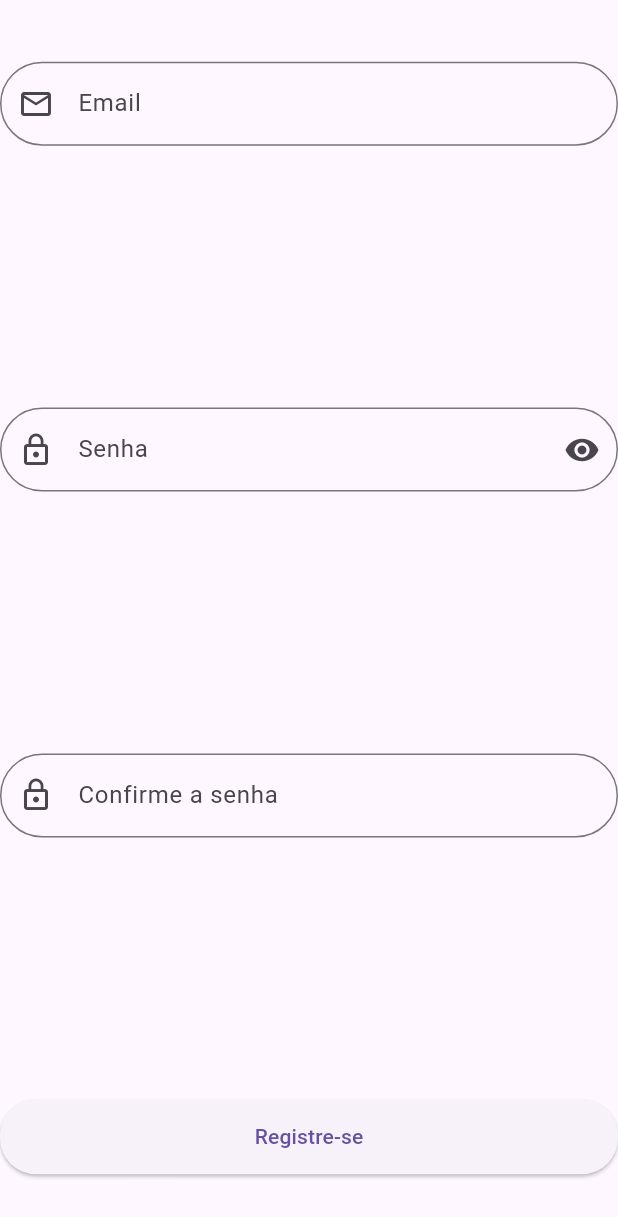
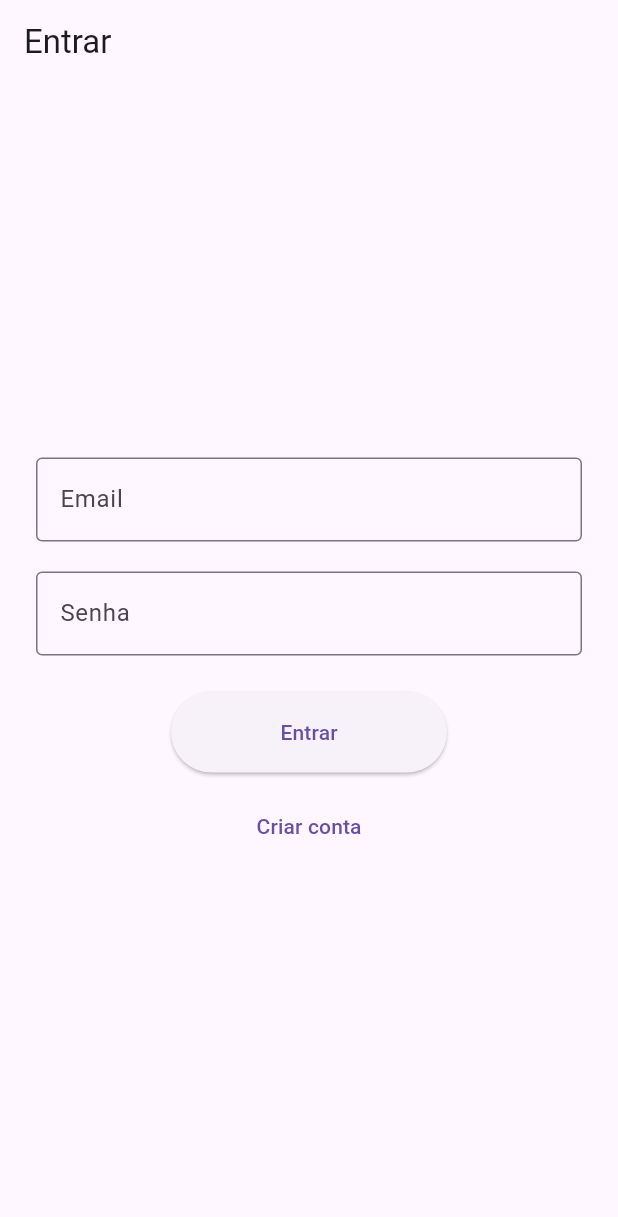
Before and after one commit to 07thiagoramos-ai/TG_e_JP, a Flutter app: the LoginForm screen opened directly, on a phone screen of 412 x 824 dp. Shown: the top 1217 px of the screen. Run offline on Flutter 3.47's test engine with Material 3 defaults, Android fonts, the phone set to English and light mode, and no system bars; our stand-ins replace cloud_firestore, firebase_auth, firebase_core; accounts and stored records are empty.

Commit message:
Criação do login

```diff
--- a/lib/loginForm.dart
+++ b/lib/loginForm.dart
@@ -1,6 +1,7 @@
 import 'package:flutter/material.dart';
+import 'package:tg_e_jp/authentication.dart';
+import 'package:tg_e_jp/cadastroForm.dart';
 import 'package:tg_e_jp/telaInicial.dart';
-import 'authentication.dart';
 
 class LoginForm extends StatefulWidget {
   const LoginForm({super.key});
@@ -14,133 +15,111 @@ class _LoginFormState extends State<LoginForm> {
 
   String? email;
   String? senha;
-  String? nome;
-  bool _esconderSemha = false;
-  bool aceito = false;
 
-  final pass = TextEditingController();
+  bool _carregando = false;
+
+  Future<void> _entrar() async {
+    if (!_chaveFormulario.currentState!.validate()) return;
+    _chaveFormulario.currentState!.save();
+
+    setState(() => _carregando = true);
+
+    final resultado = await Authentication().signIn(
+      email: email!,
+      senha: senha!,
+    );
+
+    if (!mounted) return;
+
+    setState(() => _carregando = false);
+
+    if (resultado != null) {
+      ScaffoldMessenger.of(context).showSnackBar(
+        SnackBar(content: Text(Authentication().traduzirRetorno(resultado))),
+      );
+      return;
+    }
+
+    Navigator.pushReplacement(
+      context,
+      MaterialPageRoute(builder: (context) => const TelaInicial()),
+    );
+  }
 
   @override
   Widget build(BuildContext context) {
-    var border = const OutlineInputBorder(
-      borderRadius: BorderRadius.all(Radius.circular(100.0)),
-    );
-
-    var space = const SizedBox(height: 10);
-    return Form(
+    return Scaffold(
+      appBar: AppBar(title: const Text("Entrar")),
+      body: Center(
+        child: SingleChildScrollView(
+          padding: const EdgeInsets.all(24),
+          child: Form(
             key: _chaveFormulario,
             child: Column(
-        mainAxisAlignment: MainAxisAlignment.spaceAround,
-        children: <Widget>[
-          // email
+              children: [
                 TextFormField(
-            decoration: InputDecoration(
-              prefixIcon: const Icon(Icons.email_outlined),
-              labelText: 'Email',
-              border: border,
+                  keyboardType: TextInputType.emailAddress,
+                  decoration: const InputDecoration(
+                    labelText: "Email",
+                    border: OutlineInputBorder(),
                   ),
-            validator: (value) {
-              if (value!.isEmpty) {
-                return 'Campo vazio';
+                  validator: (valor) {
+                    if (valor!.isEmpty) {
+                      return "Campo vazio";
+                    } else {
+                      return null;
                     }
+                  },
+                  onSaved: (valor) {
+                    email = valor;
+                  },
+                ),
+                const SizedBox(height: 20),
+                TextFormField(
+                  obscureText: true,
+                  decoration: const InputDecoration(
+                    labelText: "Senha",
+                    border: OutlineInputBorder(),
+                  ),
+                  validator: (valor) {
+                    if (valor!.isEmpty) {
+                      return "Campo vazio";
+                    } else {
                       return null;
+                    }
                   },
-            onSaved: (val) {
-              email = val;
+                  onSaved: (valor) {
+                    senha = valor;
                   },
-            keyboardType: TextInputType.emailAddress,
                 ),
-
-          space,
-
-          // password
-          TextFormField(
-            controller: pass,
-            decoration: InputDecoration(
-              labelText: 'Senha',
-              prefixIcon: const Icon(Icons.lock_outline),
-              border: border,
-              suffixIcon: GestureDetector(
-                onTap: () {
-                  setState(() {
-                    _esconderSemha = !_esconderSemha;
-                  });
-                },
-                child: Icon(
-                  _esconderSemha ? Icons.visibility_off : Icons.visibility,
+                const SizedBox(height: 24),
+                SizedBox(
+                  height: 54,
+                  width: 184,
+                  child: ElevatedButton(
+                    onPressed: _carregando ? null : _entrar,
+                    child: _carregando
+                        ? const CircularProgressIndicator()
+                        : const Text("Entrar"),
                   ),
                 ),
-            ),
-            onSaved: (val) {
-              senha = val;
-            },
-            obscureText: !_esconderSemha,
-            validator: (value) {
-              if (value!.isEmpty) {
-                return 'Campo vazio';
-              }
-              return null;
-            },
-          ),
-          space,
-          // confirm passwords
-          TextFormField(
-            decoration: InputDecoration(
-              labelText: 'Confirme a senha',
-              prefixIcon: const Icon(Icons.lock_outline),
-              border: border,
-            ),
-            obscureText: true,
-            validator: (value) {
-              if (value != pass.text) {
-                return 'valores não coincidem';
-              }
-              return null;
-            },
-          ),
-          space,
-
-          // signUP button
-          SizedBox(
-            height: 50,
-            width: double.infinity,
-            child: ElevatedButton(
+                const SizedBox(height: 12),
+                TextButton(
                   onPressed: () {
-                if (_chaveFormulario.currentState!.validate()) {
-                  _chaveFormulario.currentState!.save();
-
-                  Authentication().signUp(email: email!, senha: senha!)
-                      .then((result) {
-                        if (result == null) {
-                          Navigator.pushReplacement(
+                    Navigator.push(
                       context,
                       MaterialPageRoute(
-                              builder: (context) => const TelaInicial(),
+                        builder: (context) => const CadastroForm(),
                       ),
                     );
-                        } else {
-                          ScaffoldMessenger.of(context).showSnackBar(
-                            SnackBar(
-                              content: Text(
-                                Authentication().traduzirRetorno(result),
-                                style: const TextStyle(fontSize: 16),
+                  },
+                  child: const Text("Criar conta"),
+                ),
+              ],
+            ),
+          ),
         ),
       ),
     );
   }
-                      });
 }
-              },
-              style: ElevatedButton.styleFrom(
-                shape: const RoundedRectangleBorder(
-                  borderRadius: BorderRadius.all(Radius.circular(24.0)),
-                ),
-              ),
-              child: const Text('Registre-se'),
-            ),
-          ),
-        ],
-      ),
-    );
-  }
-}
--- a/lib/main.dart
+++ b/lib/main.dart
@@ -1,7 +1,7 @@
 import 'package:firebase_core/firebase_core.dart';
 import 'package:flutter/material.dart';
 import 'package:tg_e_jp/firebase_options.dart';
-import 'package:tg_e_jp/login.dart';
+import 'package:tg_e_jp/loginForm.dart';
 
 void main() async {
   WidgetsFlutterBinding.ensureInitialized();
@@ -20,7 +20,7 @@ class App extends StatelessWidget {
       title: "Eventos",
       debugShowCheckedModeBanner: false,
       theme: ThemeData(primaryColor: Colors.green),
-      home: Login(),
+      home: LoginForm(),
     );
   }
 }
```
Also changed, not shown: lib/cadastroForm.dart (+61 -15 lines), lib/login.dart (deleted, +0 -49 lines), firebase.json (added), lib/firebase_options.dart, 3 other files. Lines whose indentation alone changed are shown as unchanged.
